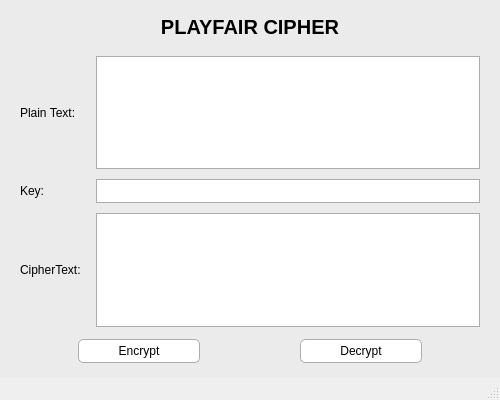
This is lab-03/ui/playfair.ui in duystts/bmttnc-hutech-2380600371 as Qt 5 draws it before an edit. The edited form follows.
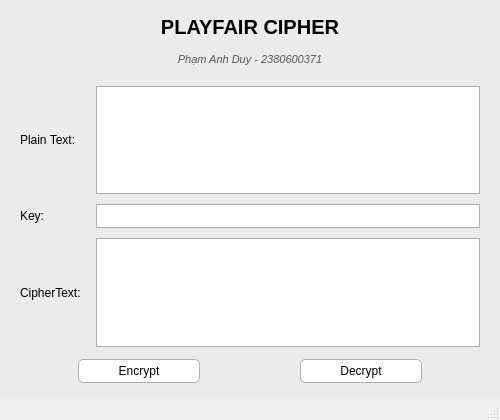
This is the edited form.

Commit message: [fix] lab-03 ca nhan hoa ui

Diff of the .ui file:
```diff
--- a/lab-03/ui/playfair.ui
+++ b/lab-03/ui/playfair.ui
@@ -7,13 +7,13 @@
     <x>0</x>
     <y>0</y>
     <width>500</width>
-    <height>400</height>
+    <height>420</height>
    </rect>
   </property>
   <property name="minimumSize">
    <size>
     <width>450</width>
-    <height>380</height>
+    <height>400</height>
    </size>
   </property>
   <property name="windowTitle">
@@ -34,7 +34,13 @@
          font-size: 20px;
          font-weight: bold;
          color: #000000;
-         margin-bottom: 5px;
+         margin-bottom: 2px;
+     }
+     QLabel#label_author {
+         font-size: 11px;
+         color: #555555;
+         font-style: italic;
+         margin-bottom: 8px;
      }
      QTextEdit, QLineEdit {
          background-color: #ffffff;
@@ -90,6 +96,16 @@
       </property>
      </widget>
     </item>
+    <item>
+     <widget class="QLabel" name="label_author">
+      <property name="text">
+       <string>Phạm Anh Duy - 2380600371</string>
+      </property>
+      <property name="alignment">
+       <set>Qt::AlignCenter</set>
+      </property>
+     </widget>
+    </item>
     <item>
      <layout class="QGridLayout" name="gridLayout">
       <property name="verticalSpacing">
```
The commit also changes 7 other files.
